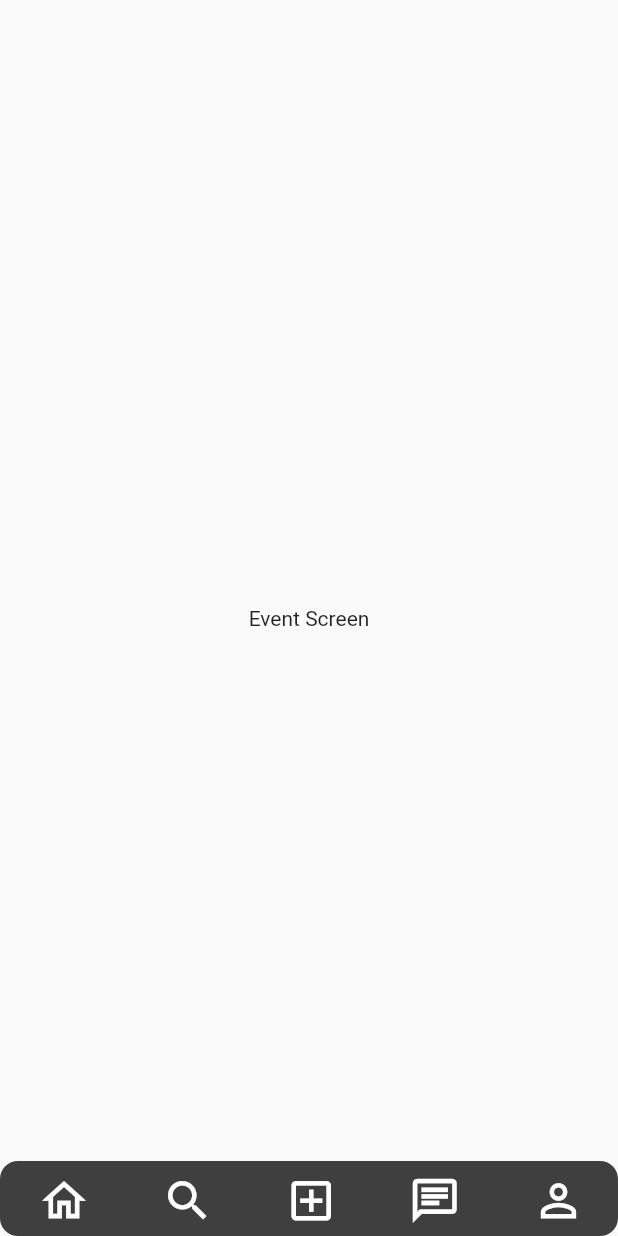
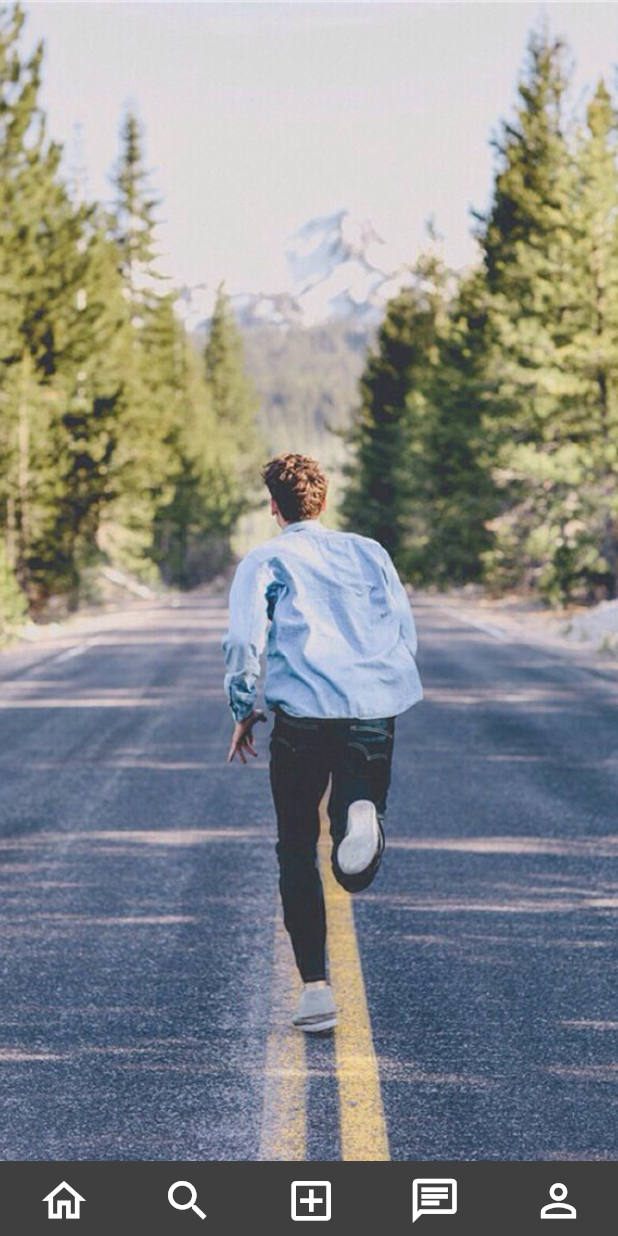
Before and after one commit to vandr033/Converge, a Flutter app: the screen it shows after launch, on a phone screen of 412 x 824 dp. Run offline on Flutter 3.47's test engine with Material 2 defaults, Android fonts, the phone set to English and light mode, and no system bars; drawn by our look-alikes of sliding_up_panel; our stand-ins replace cloud_firestore, equatable, faker, firebase_auth, firebase_core, flutter_typeahead and 2 more; missing offline and left inert: dart:ffi; accounts and stored records are empty; Roboto replaces fonts that are missing (Nunito).

Commit message:
added bkgrd
man run

```diff
--- a/lib/event_screen.dart
+++ b/lib/event_screen.dart
@@ -14,6 +14,8 @@ import 'package:sliding_up_panel/sliding_up_panel.dart';
 import 'package:provider/provider.dart';
 import 'blocs/application_bloc.dart';
 import 'data/user_data.dart';
+
+
 
 List<String> screens = ['Create Event', 'Create Community'];
 String whenEventchosenScreen = 'Create Event';
@@ -63,11 +65,15 @@ class EventScreenState extends State<EventScreen> {
         maxHeight: eventPanelHeightOpen, //max height of panel
         minHeight:
             eventPanelHeightClosed, //min height of panel - can adjust if need be
-        body: Center(
-          //this is our background. (body within body:SlidingUpPanel is our background, aka what's behind the panel.)
-          child: Text(
-              "Event Screen"), //this is just here for demonstrative purposes - this is the widget behind the sliding panel - therefore this is wrapped within the sliding up panel - it is our background.
-        ),
+        body:  Container(
+          decoration: BoxDecoration(
+            image: DecorationImage(
+              image: AssetImage("assets/images/manrun.png"),
+              fit: BoxFit.cover,
+            ),
+          ),
+
+      ),
         panelBuilder: (controller) => PanelWidget(
           comPanelController: eventPanelController,
           eventController: controller,
@@ -82,7 +88,8 @@ class EventScreenState extends State<EventScreen> {
           height: 50,
           decoration: BoxDecoration(
               color: Color.fromRGBO(63, 63, 63, 1),
-              borderRadius: BorderRadius.all(Radius.circular(12))),
+              borderRadius: BorderRadius.all(Radius.circular(0))),
+
           child: Row(
             mainAxisAlignment: MainAxisAlignment.spaceAround,
             children: [
--- a/pubspec.yaml
+++ b/pubspec.yaml
@@ -97,6 +97,7 @@ flutter:
     - assets/
     - assets/community_logos/
     - assets/category_logos/
+    - assets/images/
 
 
   # An image asset can refer to one or more resolution-specific "variants", see
```
Also changed, not shown: assets/images/manrun.png (added).
